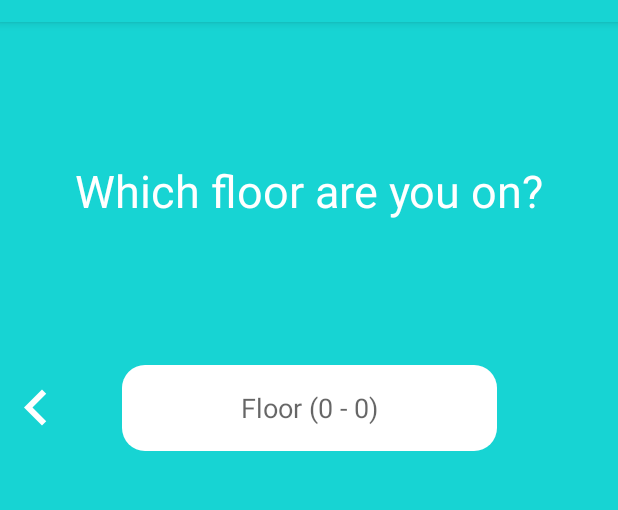
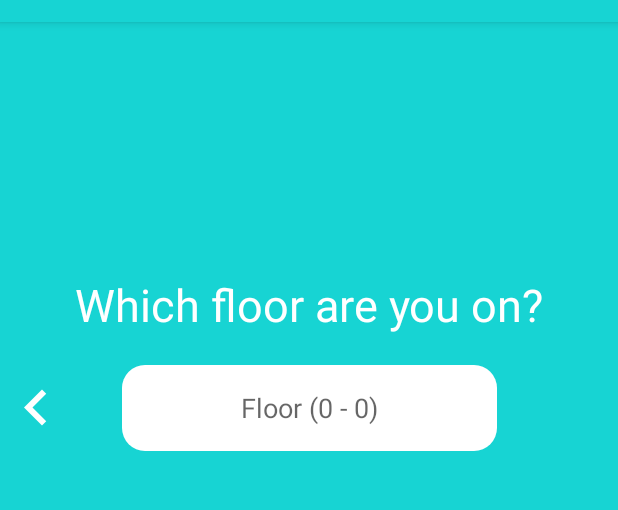
Before and after one commit to chrisayoub/Toilet-Times, an Android app: the fragment WhichFloor shown on its own in the app's theme, on a phone screen of 412 x 824 dp, the part 62-572 px from its top. Run offline under Robolectric (Android 15) with nearby library versions, the light colour scheme and no system bars.

Commit message:
more design changes

```diff
--- a/app/src/main/res/layout/fragment_rating.xml
+++ b/app/src/main/res/layout/fragment_rating.xml
@@ -13,8 +13,8 @@
         android:layout_height="wrap_content"
         android:layout_marginEnd="8dp"
         android:layout_marginStart="8dp"
-        android:layout_marginTop="92dp"
-        android:text="Rank this bathroom"
+        android:layout_marginTop="180dp"
+        android:text="Rate this bathroom"
         android:textColor="@color/colorAccent"
         android:textSize="30sp"
         app:layout_constraintEnd_toEndOf="parent"
@@ -27,7 +27,7 @@
         android:layout_height="47dp"
         android:layout_marginEnd="8dp"
         android:layout_marginStart="8dp"
-        android:layout_marginTop="100dp"
+        android:layout_marginTop="10dp"
         android:numStars="5"
         android:stepSize="1"
         app:layout_constraintEnd_toEndOf="parent"
--- a/app/src/main/res/layout/fragment_where_are_you.xml
+++ b/app/src/main/res/layout/fragment_where_are_you.xml
@@ -16,7 +16,7 @@
         android:layout_height="wrap_content"
         android:layout_marginEnd="8dp"
         android:layout_marginStart="8dp"
-        android:layout_marginTop="92dp"
+        android:layout_marginTop="168dp"
         android:text="Where are you?"
         android:textColor="@color/colorAccent"
         android:textSize="30sp"
@@ -30,7 +30,7 @@
         android:layout_height="57dp"
         android:layout_marginEnd="8dp"
         android:layout_marginStart="8dp"
-        android:layout_marginTop="96dp"
+        android:layout_marginTop="20dp"
         android:background="@drawable/rounded_text_field"
         android:gravity="center"
         android:hint="Building (e.g. RLM)"
--- a/app/src/main/res/layout/fragment_which_floor.xml
+++ b/app/src/main/res/layout/fragment_which_floor.xml
@@ -13,7 +13,7 @@
         android:layout_height="wrap_content"
         android:layout_marginEnd="8dp"
         android:layout_marginStart="8dp"
-        android:layout_marginTop="92dp"
+        android:layout_marginTop="168dp"
         android:text="Which floor are you on?"
         android:textColor="@color/colorAccent"
         android:textSize="30sp"
@@ -27,7 +27,7 @@
         android:layout_height="57dp"
         android:layout_marginEnd="8dp"
         android:layout_marginStart="8dp"
-        android:layout_marginTop="96dp"
+        android:layout_marginTop="20dp"
         android:background="@drawable/rounded_text_field"
         android:gravity="center"
         android:hint="Floor (0 - x)"
```
Also changed, not shown: app/src/main/java/com/toilet/toilet_times/fragments/WhichFloor.java (+7 -0 lines).
